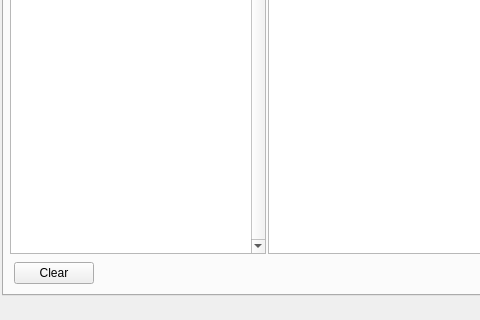
The window that mainwindow.ui (BlueQuartzSoftware/MetaForge) describes before a commit, drawn with Qt 5; both pictures show x 0 to 480 and y 429 to 749 of the 1328 by 749 pixel window.
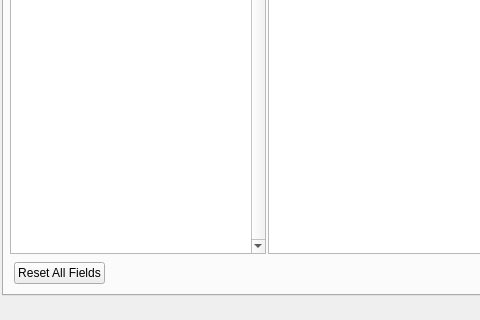
The same window after the commit. The open tabs and pages were chosen to show the change. Icons and pictures are not drawn.

Commit message: Adjusting wording on buttons to clearly state what the button does.

```diff
--- a/mainwindow.ui
+++ b/mainwindow.ui
@@ -385,7 +385,7 @@
               <item>
                <widget class="QPushButton" name="clearCreateButton">
                 <property name="text">
-                 <string>Clear</string>
+                 <string>Reset All Fields</string>
                 </property>
                </widget>
               </item>
```
Left out of the diff: 64 changed lines with no effect on the pictures. The commit also changes 2 other files.
